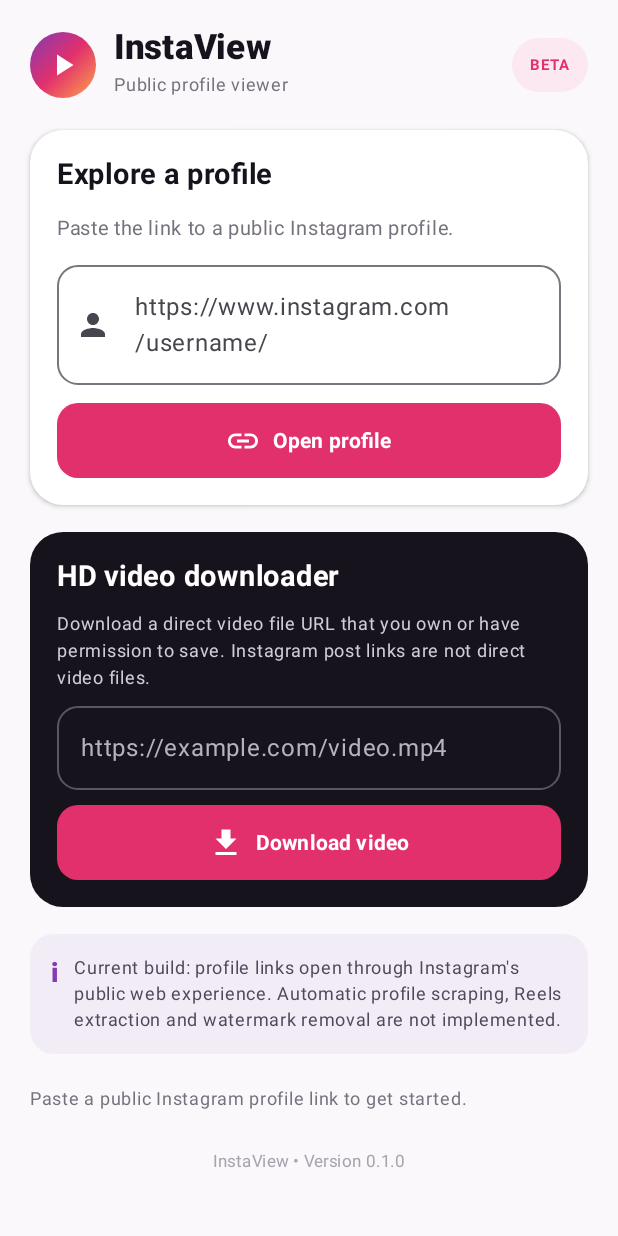
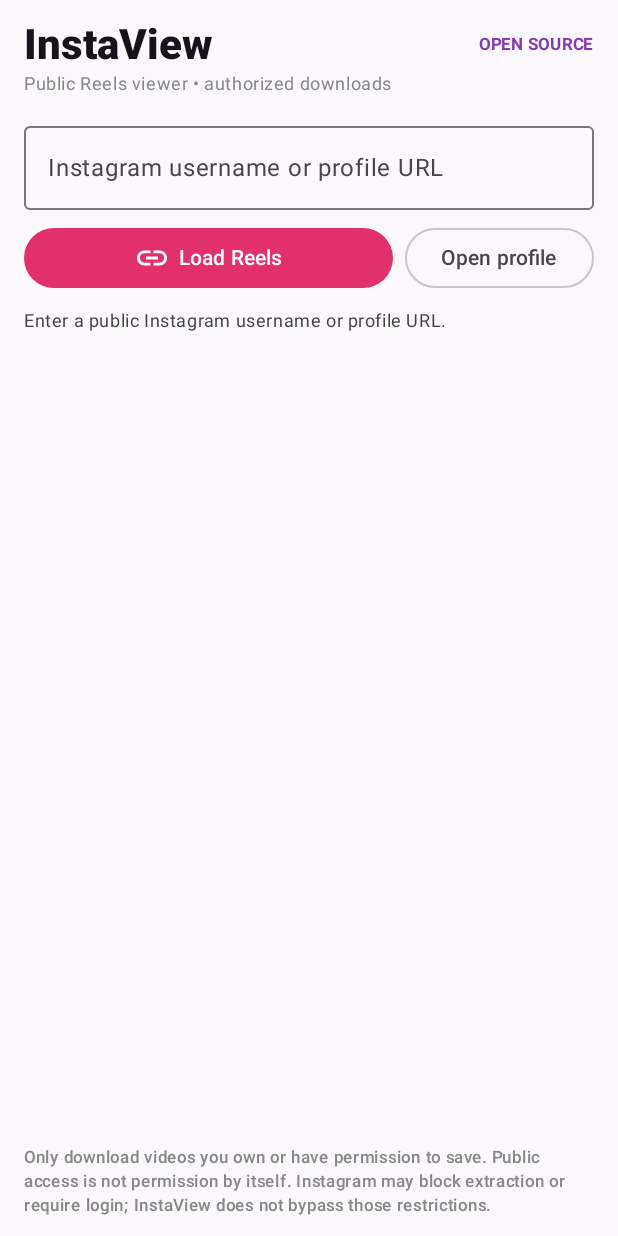
Before and after one commit to darazsphereservices-create/Instaview-Android-app-2, an Android app built with Jetpack Compose: the screen it shows after launch (MainActivity), on a phone screen of 412 x 824 dp. Run offline under Robolectric (Android 15) with nearby library versions, the phone set to English and light mode, and no system bars; libraries missing offline, so code that uses them is left out: com.yausername.youtubedl_android.

Commit message:
Add open-source Instagram Reels extraction and downloads

```diff
--- a/app/src/main/java/com/example/instaview/MainActivity.kt
+++ b/app/src/main/java/com/example/instaview/MainActivity.kt
@@ -1,234 +1,236 @@
 package com.example.instaview
 
-import android.app.DownloadManager
 import android.content.Context
-import android.content.Intent
 import android.net.Uri
 import android.os.Bundle
 import android.os.Environment
-import android.widget.Toast
+import android.widget.VideoView
 import androidx.activity.ComponentActivity
 import androidx.activity.compose.setContent
 import androidx.browser.customtabs.CustomTabsIntent
-import androidx.compose.foundation.background
 import androidx.compose.foundation.layout.*
-import androidx.compose.foundation.rememberScrollState
-import androidx.compose.foundation.shape.CircleShape
+import androidx.compose.foundation.lazy.LazyColumn
+import androidx.compose.foundation.lazy.items
 import androidx.compose.foundation.shape.RoundedCornerShape
-import androidx.compose.foundation.verticalScroll
 import androidx.compose.material.icons.Icons
 import androidx.compose.material.icons.filled.Download
 import androidx.compose.material.icons.filled.Link
-import androidx.compose.material.icons.filled.Person
 import androidx.compose.material.icons.filled.PlayArrow
 import androidx.compose.material3.*
 import androidx.compose.runtime.*
 import androidx.compose.ui.Alignment
 import androidx.compose.ui.Modifier
-import androidx.compose.ui.graphics.Brush
 import androidx.compose.ui.graphics.Color
+import androidx.compose.ui.platform.LocalContext
 import androidx.compose.ui.text.font.FontWeight
 import androidx.compose.ui.unit.dp
-import androidx.compose.ui.unit.sp
+import androidx.compose.ui.viewinterop.AndroidView
+import com.yausername.youtubedl_android.YoutubeDL
+import com.yausername.youtubedl_android.YoutubeDLRequest
+import org.json.JSONObject
+import java.io.File
+import java.util.concurrent.Executors
 
 private val Pink = Color(0xFFE1306C)
 private val Purple = Color(0xFF833AB4)
 private val Ink = Color(0xFF17131C)
-private val Muted = Color(0xFF77717E)
+private val Worker = Executors.newSingleThreadExecutor()
+
+data class Reel(val id: String, val title: String, val url: String)
 
 class MainActivity : ComponentActivity() {
     override fun onCreate(savedInstanceState: Bundle?) {
         super.onCreate(savedInstanceState)
-        setContent { InstaViewApp(this) }
+        setContent { InstaViewApp() }
+    }
+
+    override fun onDestroy() {
+        super.onDestroy()
     }
 }
 
 @Composable
-fun InstaViewApp(context: Context) {
-    var profileUrl by remember { mutableStateOf("") }
-    var mediaUrl by remember { mutableStateOf("") }
-    var status by remember { mutableStateOf("Paste a public Instagram profile link to get started.") }
+private fun InstaViewApp() {
+    val context = LocalContext.current
+    var profile by remember { mutableStateOf("") }
+    var reels by remember { mutableStateOf(emptyList<Reel>()) }
+    var selected by remember { mutableStateOf<Reel?>(null) }
+    var streamUrl by remember { mutableStateOf<String?>(null) }
+    var status by remember { mutableStateOf("Enter a public Instagram username or profile URL.") }
+    var busy by remember { mutableStateOf(false) }
 
-    MaterialTheme(
-        colorScheme = lightColorScheme(
-            primary = Pink,
-            secondary = Purple,
-            background = Color(0xFFFAF8FB),
-            surface = Color.White
+    MaterialTheme(colorScheme = lightColorScheme(primary = Pink, secondary = Purple)) {
+        Scaffold(containerColor = Color(0xFFFAF8FB)) { insets ->
+            Column(Modifier.fillMaxSize().padding(insets).padding(horizontal = 16.dp, vertical = 12.dp)) {
+                Row(verticalAlignment = Alignment.CenterVertically) {
+                    Text("InstaView", style = MaterialTheme.typography.headlineMedium, fontWeight = FontWeight.ExtraBold, color = Ink)
+                    Spacer(Modifier.weight(1f))
+                    Text("OPEN SOURCE", color = Purple, style = MaterialTheme.typography.labelSmall, fontWeight = FontWeight.Bold)
+                }
+                Text("Public Reels viewer • authorized downloads", color = Color.Gray, style = MaterialTheme.typography.bodySmall)
+                Spacer(Modifier.height(12.dp))
+                OutlinedTextField(
+                    value = profile, onValueChange = { profile = it },
+                    modifier = Modifier.fillMaxWidth(), singleLine = true,
+                    label = { Text("Instagram username or profile URL") },
+                    placeholder = { Text("username or instagram.com/username") }
                 )
-    ) {
-        Scaffold(containerColor = Color(0xFFFAF8FB)) { padding ->
-            Column(
-                modifier = Modifier
-                    .fillMaxSize()
-                    .padding(padding)
-                    .verticalScroll(rememberScrollState())
-                    .padding(horizontal = 20.dp, vertical = 18.dp),
-                verticalArrangement = Arrangement.spacedBy(18.dp)
-            ) {
-                Row(verticalAlignment = Alignment.CenterVertically) {
-                    Box(
-                        modifier = Modifier
-                            .size(44.dp)
-                            .background(Brush.linearGradient(listOf(Purple, Pink, Color(0xFFFFA44B))), CircleShape),
-                        contentAlignment = Alignment.Center
-                    ) {
-                        Icon(Icons.Default.PlayArrow, contentDescription = null, tint = Color.White)
+                Spacer(Modifier.height(8.dp))
+                Row(horizontalArrangement = Arrangement.spacedBy(8.dp)) {
+                    Button(
+                        enabled = !busy,
+                        onClick = {
+                            val username = normalizeProfile(profile)
+                            if (username == null) {
+                                status = "Enter a valid instagram.com public profile or username."
+                            } else {
+                                busy = true
+                                status = "Finding public Reels…"
+                                reels = emptyList()
+                                selected = null
+                                streamUrl = null
+                                Worker.execute {
+                                    try {
+                                        val url = "https://www.instagram.com/$username/reels/"
+                                        val request = YoutubeDLRequest(url).apply {
+                                            addOption("--flat-playlist")
+                                            addOption("--dump-single-json")
+                                            addOption("--playlist-end", "20")
+                                            addOption("--no-warnings")
                                         }
-                    Spacer(Modifier.width(12.dp))
-                    Column {
-                        Text("InstaView", fontSize = 23.sp, fontWeight = FontWeight.ExtraBold, color = Ink)
-                        Text("Public profile viewer", fontSize = 12.sp, color = Muted)
-                    }
-                    Spacer(Modifier.weight(1f))
-                    Surface(color = Color(0xFFFCE8F0), shape = RoundedCornerShape(50)) {
-                        Text("BETA", modifier = Modifier.padding(horizontal = 12.dp, vertical = 6.dp),
-                            color = Pink, fontSize = 10.sp, fontWeight = FontWeight.Bold)
+                                        val output = YoutubeDL.getInstance().execute(request).out
+                                        val json = JSONObject(output)
+                                        val entries = json.optJSONArray("entries")
+                                        val found = mutableListOf<Reel>()
+                                        if (entries != null) {
+                                            for (i in 0 until entries.length()) {
+                                                val item = entries.optJSONObject(i) ?: continue
+                                                val id = item.optString("id").takeIf { it.isNotBlank() } ?: continue
+                                                val page = item.optString("webpage_url").takeIf { it.startsWith("http") }
+                                                    ?: item.optString("url").takeIf { it.startsWith("http") }
+                                                    ?: "https://www.instagram.com/reel/$id/"
+                                                found += Reel(id, item.optString("title").ifBlank { "Instagram Reel" }, page)
                                             }
                                         }
-
-                Card(
-                    colors = CardDefaults.cardColors(containerColor = Color.White),
-                    shape = RoundedCornerShape(22.dp),
-                    elevation = CardDefaults.cardElevation(defaultElevation = 2.dp)
-                ) {
-                    Column(Modifier.padding(18.dp), verticalArrangement = Arrangement.spacedBy(12.dp)) {
-                        Text("Explore a profile", fontSize = 19.sp, fontWeight = FontWeight.Bold, color = Ink)
-                        Text("Paste the link to a public Instagram profile.", color = Muted, fontSize = 13.sp)
-                        OutlinedTextField(
-                            value = profileUrl,
-                            onValueChange = { profileUrl = it },
-                            modifier = Modifier.fillMaxWidth(),
-                            placeholder = { Text("https://www.instagram.com/username/") },
-                            leadingIcon = { Icon(Icons.Default.Person, null) },
-                            singleLine = true,
-                            shape = RoundedCornerShape(14.dp)
-                        )
-                        Button(
-                            onClick = {
-                                val clean = profileUrl.trim().let {
-                                    if (it.startsWith("http://") || it.startsWith("https://")) it else "https://$it"
+                                        (context as MainActivity).runOnUiThread {
+                                            reels = found
+                                            status = if (found.isEmpty()) "No public Reels were returned. Instagram may require login or may have blocked extraction." else "Found ${found.size} public Reel(s). Select Play or Download."
+                                            busy = false
                                         }
-                                val uri = Uri.parse(clean)
-                                val validHost = uri.host?.lowercase() in listOf("instagram.com", "www.instagram.com")
-                                if (validHost && uri.pathSegments.isNotEmpty()) {
-                                    try {
-                                    (context as? MainActivity)?.openProfile(uri)
-                                    status = "Opening Instagram in your browser. Sign in there if Instagram asks you to."
-                                    } catch (_: Exception) {
-                                        status = "Could not open that link. Check the URL and try again."
-                                    }
-                                } else {
-                                    status = "Enter a valid public Instagram profile URL."
-                                }
-                            },
-                            modifier = Modifier.fillMaxWidth().height(50.dp),
-                            shape = RoundedCornerShape(14.dp),
-                            colors = ButtonDefaults.buttonColors(containerColor = Pink)
-                        ) {
-                            Icon(Icons.Default.Link, null)
-                            Spacer(Modifier.width(8.dp))
-                            Text("Open profile", fontWeight = FontWeight.Bold)
+                                    } catch (e: Exception) {
+                                        (context as MainActivity).runOnUiThread {
+                                            status = "Could not load Reels: ${e.message ?: "Instagram did not provide public data."}"
+                                            busy = false
                                         }
                                     }
                                 }
-
-                Card(
-                    colors = CardDefaults.cardColors(containerColor = Ink),
-                    shape = RoundedCornerShape(22.dp)
+                            }
+                        },
+                        modifier = Modifier.weight(1f)
+                    ) { Icon(Icons.Default.Link, null); Spacer(Modifier.width(6.dp)); Text("Load Reels") }
+                    OutlinedButton(onClick = {
+                        val username = normalizeProfile(profile)
+                        if (username != null) openInstagram(context, Uri.parse("https://www.instagram.com/$username/"))
+                        else status = "Enter a valid Instagram profile first."
+                    }) { Text("Open profile") }
+                }
+                if (busy) LinearProgressIndicator(Modifier.fillMaxWidth().padding(top = 8.dp))
+                Text(status, style = MaterialTheme.typography.bodySmall, color = Color.DarkGray, modifier = Modifier.padding(vertical = 10.dp))
+                LazyColumn(
+                    modifier = Modifier.weight(1f),
+                    verticalArrangement = Arrangement.spacedBy(12.dp)
                 ) {
-                    Column(Modifier.padding(18.dp), verticalArrangement = Arrangement.spacedBy(10.dp)) {
-                        Text("HD video downloader", color = Color.White, fontSize = 19.sp, fontWeight = FontWeight.Bold)
-                        Text(
-                            "Download a direct video file URL that you own or have permission to save. Instagram post links are not direct video files.",
-                            color = Color(0xFFD2CBD8), fontSize = 12.sp, lineHeight = 18.sp
-                        )
-                        OutlinedTextField(
-                            value = mediaUrl,
-                            onValueChange = { mediaUrl = it },
-                            modifier = Modifier.fillMaxWidth(),
-                            placeholder = { Text("https://example.com/video.mp4") },
-                            singleLine = true,
-                            shape = RoundedCornerShape(14.dp),
-                            colors = OutlinedTextFieldDefaults.colors(
-                                focusedTextColor = Color.White,
-                                unfocusedTextColor = Color.White,
-                                focusedBorderColor = Pink,
-                                unfocusedBorderColor = Color(0xFF5C5363),
-                                focusedPlaceholderColor = Color(0xFFB9B0C0),
-                                unfocusedPlaceholderColor = Color(0xFFB9B0C0),
-                                cursorColor = Pink
-                            )
-                        )
+                    items(reels, key = { it.id }) { reel ->
+                        Card(shape = RoundedCornerShape(18.dp), colors = CardDefaults.cardColors(containerColor = Color.White)) {
+                            Column(Modifier.fillMaxWidth().padding(14.dp), verticalArrangement = Arrangement.spacedBy(8.dp)) {
+                                Text(reel.title, fontWeight = FontWeight.Bold)
+                                Text("Reel ID: ${reel.id}", style = MaterialTheme.typography.labelSmall, color = Color.Gray)
+                                Row(horizontalArrangement = Arrangement.spacedBy(8.dp)) {
                                     Button(
-                            onClick = { startDownload(context, mediaUrl.trim()) { status = it } },
-                            modifier = Modifier.fillMaxWidth().height(50.dp),
-                            shape = RoundedCornerShape(14.dp),
-                            colors = ButtonDefaults.buttonColors(containerColor = Pink)
-                        ) {
-                            Icon(Icons.Default.Download, null)
-                            Spacer(Modifier.width(8.dp))
-                            Text("Download video", fontWeight = FontWeight.Bold)
+                                        modifier = Modifier.weight(1f),
+                                        onClick = {
+                                            selected = reel
+                                            streamUrl = null
+                                            status = "Resolving playable video…"
+                                            Worker.execute {
+                                                try {
+                                                    val info = YoutubeDL.getInstance().getInfo(reel.url)
+                                                    val direct = info.url
+                                                    (context as MainActivity).runOnUiThread {
+                                                        streamUrl = direct
+                                                        status = if (direct.isNullOrBlank()) "No playable stream was provided." else "Playing selected Reel."
+                                                    }
+                                                } catch (e: Exception) {
+                                                    (context as MainActivity).runOnUiThread { status = "Playback unavailable: ${e.message ?: "Instagram blocked this Reel."}" }
                                                 }
                                             }
                                         }
-
-                Surface(color = Color(0xFFF1ECF5), shape = RoundedCornerShape(16.dp)) {
-                    Row(Modifier.padding(14.dp), verticalAlignment = Alignment.Top) {
-                        Text("i", color = Purple, fontWeight = FontWeight.ExtraBold, fontSize = 18.sp)
-                        Spacer(Modifier.width(10.dp))
-                        Text(
-                            "Current build: profile links open through Instagram's public web experience. Automatic profile scraping, Reels extraction and watermark removal are not implemented.",
-                            color = Color(0xFF51465B), fontSize = 12.sp, lineHeight = 17.sp
+                                    ) { Icon(Icons.Default.PlayArrow, null); Text("Play") }
+                                    OutlinedButton(
+                                        modifier = Modifier.weight(1f),
+                                        onClick = {
+                                            status = "Downloading authorized Reel…"
+                                            Worker.execute {
+                                                try {
+                                                    val dir = File(Environment.getExternalStoragePublicDirectory(Environment.DIRECTORY_DOWNLOADS), "InstaView")
+                                                    if (!dir.exists()) dir.mkdirs()
+                                                    val request = YoutubeDLRequest(reel.url).apply {
+                                                        addOption("-f", "bestvideo[ext=mp4]+bestaudio[ext=m4a]/best[ext=mp4]/best")
+                                                        addOption("--merge-output-format", "mp4")
+                                                        addOption("--no-part")
+                                                        addOption("-o", File(dir, "%(title).80s-%(id)s.%(ext)s").absolutePath)
+                                                    }
+                                                    YoutubeDL.getInstance().execute(request, "reel-${reel.id}")
+                                                    (context as MainActivity).runOnUiThread { status = "Download saved in Downloads/InstaView." }
+                                                } catch (e: Exception) {
+                                                    (context as MainActivity).runOnUiThread { status = "Download failed: ${e.message ?: "Instagram blocked this Reel."}" }
+                                                }
+                                            }
+                                        }
+                                    ) { Icon(Icons.Default.Download, null); Text("Download") }
+                                }
+                                if (selected?.id == reel.id && !streamUrl.isNullOrBlank()) {
+                                    AndroidView(
+                                        modifier = Modifier.fillMaxWidth().height(360.dp),
+                                        factory = { ctx ->
+                                            VideoView(ctx).apply {
+                                                setVideoURI(Uri.parse(streamUrl))
+                                                setOnPreparedListener { it.isLooping = true; start() }
+                                            }
+                                        },
+                                        update = { view ->
+                                            if (view.tag != streamUrl) {
+                                                view.tag = streamUrl
+                                                view.setVideoURI(Uri.parse(streamUrl))
+                                                view.setOnPreparedListener { it.isLooping = true; it.start() }
+                                            }
+                                        }
                                     )
                                 }
                             }
-
-                Text(status, color = Muted, fontSize = 12.sp)
-                Text("InstaView • Version 0.1.0", color = Color(0xFFAAA3AE), fontSize = 11.sp,
-                    modifier = Modifier.align(Alignment.CenterHorizontally))
+                        }
+                    }
+                }
+                Text("Only download videos you own or have permission to save. Public access is not permission by itself. Instagram may block extraction or require login; InstaView does not bypass those restrictions.", style = MaterialTheme.typography.labelSmall, color = Color.Gray)
             }
         }
     }
 }
 
-private fun MainActivity.openProfile(uri: Uri) {
-    // Instagram may restrict sign-in and media playback in embedded WebViews.
-    // Custom Tabs use the user's installed browser and its existing login session.
-    val customTab = CustomTabsIntent.Builder()
-        .setShowTitle(true)
-        .build()
+private fun normalizeProfile(input: String): String? {
+    val value = input.trim().removePrefix("@")
+    if (value.isBlank()) return null
+    val uri = runCatching { Uri.parse(if (value.startsWith("http")) value else "https://www.instagram.com/$value/") }.getOrNull() ?: return null
+    if (uri.scheme != "https" || uri.host?.lowercase() !in listOf("instagram.com", "www.instagram.com")) return null
+    val username = uri.pathSegments.firstOrNull() ?: return null
+    if (username in listOf("reel", "reels", "p", "stories", "accounts", "explore")) return null
+    return username.takeIf { it.matches(Regex("[A-Za-z0-9._]{1,30}")) }
+}
 
+private fun openInstagram(context: Context, uri: Uri) {
     try {
-        customTab.launchUrl(this, uri)
-    } catch (_: android.content.ActivityNotFoundException) {
-        // Fallback for devices without a Custom Tabs provider.
-        startActivity(Intent(Intent.ACTION_VIEW, uri))
+        CustomTabsIntent.Builder().setShowTitle(true).build().launchUrl(context, uri)
+    } catch (_: Exception) {
+        context.startActivity(android.content.Intent(android.content.Intent.ACTION_VIEW, uri))
     }
 }
-
-private fun startDownload(context: Context, url: String, report: (String) -> Unit) {
-    val uri = runCatching { Uri.parse(url) }.getOrNull()
-    if (uri == null || uri.scheme != "https" || uri.host.isNullOrBlank() ||
-        !(url.lowercase().substringBefore("?").endsWith(".mp4") ||
-          url.lowercase().substringBefore("?").endsWith(".m4v") ||
-          url.lowercase().substringBefore("?").endsWith(".webm"))) {
-        report("Enter a valid HTTPS direct video URL ending in .mp4, .m4v or .webm.")
-        return
-    }
-    try {
-        val request = DownloadManager.Request(uri)
-            .setTitle("InstaView video")
-            .setDescription("Downloading authorized video")
-            .setNotificationVisibility(DownloadManager.Request.VISIBILITY_VISIBLE_NOTIFY_COMPLETED)
-            .setDestinationInExternalPublicDir(Environment.DIRECTORY_DOWNLOADS, "InstaView_${System.currentTimeMillis()}.mp4")
-            .setAllowedOverMetered(true)
-            .setAllowedOverRoaming(false)
-        val manager = context.getSystemService(Context.DOWNLOAD_SERVICE) as DownloadManager
-        manager.enqueue(request)
-        report("Download started. Check your Downloads folder.")
-        Toast.makeText(context, "Download started", Toast.LENGTH_SHORT).show()
-    } catch (_: Exception) {
-        report("Download could not start. Check the URL and your connection.")
-    }
-}
```
Lines whose indentation alone changed are shown as unchanged.
